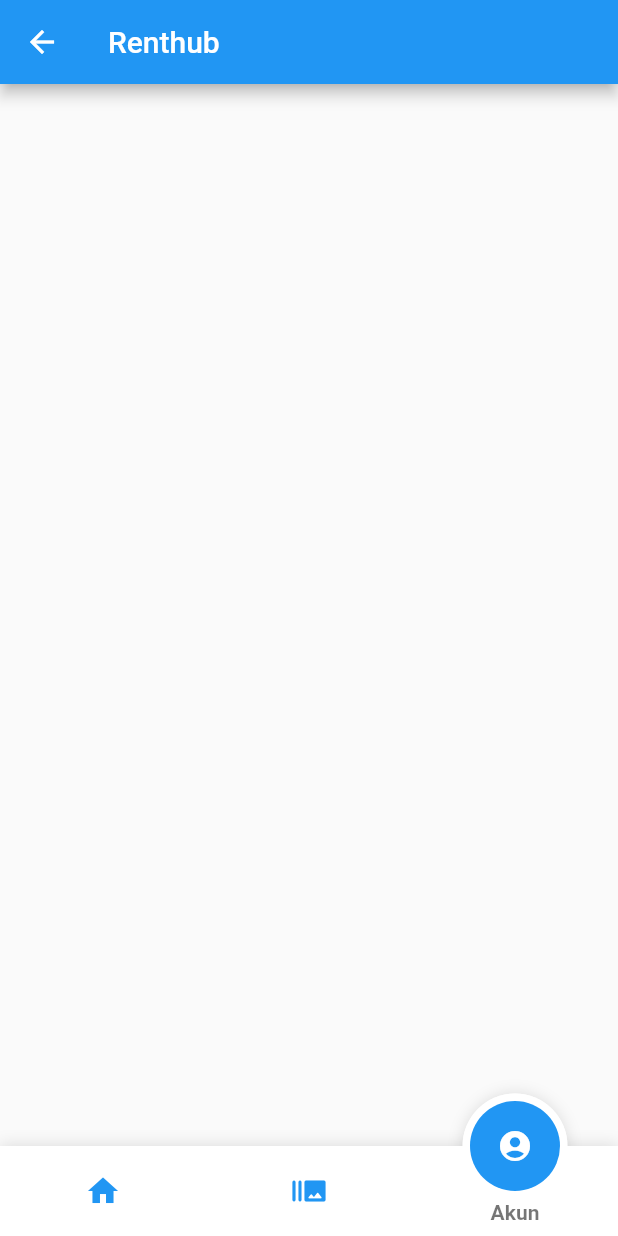
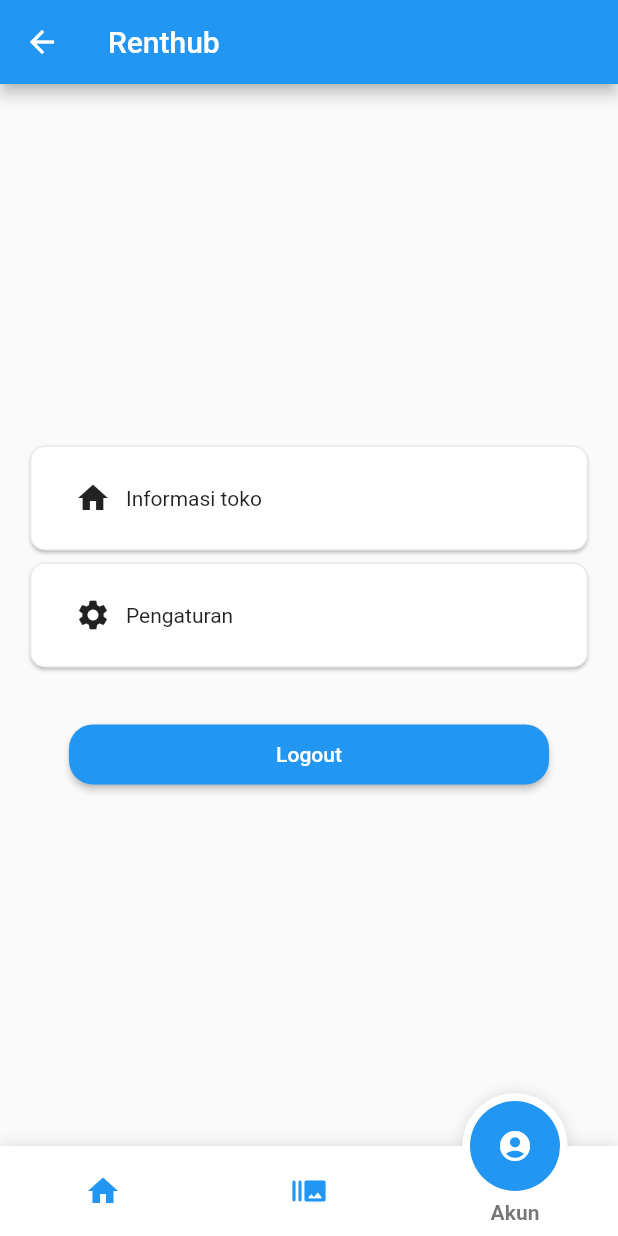
Before and after one commit to JodiKurniawan99/renthub_app, a Flutter app: the HomeRentScreen screen opened by its route, item 3 of the bottom bar chosen, on a phone screen of 412 x 824 dp. Run offline on Flutter 3.47's test engine with Material 2 defaults, Android fonts, the phone set to English and light mode, and no system bars; drawn by our look-alikes of fancy_bottom_navigation; our stand-ins replace google_fonts; network calls fail.

Commit message:
add profile rent

```diff
--- a/lib/screens/home_rent_screen.dart
+++ b/lib/screens/home_rent_screen.dart
@@ -168,7 +168,97 @@ class _HomeRentScreenState extends State<HomeRentScreen>{
       case 1:
         return ListRentScreen();
       case 2:
-        return Column();
+         return Column(
+          mainAxisSize: MainAxisSize.min,
+          children: <Widget>[
+            Padding(
+              padding: EdgeInsets.symmetric(horizontal: 16.0),
+              child: Card(
+                child: InkWell(
+                  splashColor: Colors.blueAccent.withAlpha(20),
+                  onTap: () {
+                    Navigator.pushNamed(context, ListOrderScreen.routeId);
+                  },
+                  child: Center(
+                    child: Row(
+                    children: <Widget>[
+                      SizedBox(
+                        width: 30,
+                        height: 70,
+                      ),
+                      Icon(Icons.home),
+                      SizedBox(
+                        width: 10,
+                      ),
+                      Text(
+                        "Informasi toko"
+                      ),
+                      SizedBox(
+                        height: 20,
+                      ),
+                    ],
+                  )),
+                ),
+                shape: RoundedRectangleBorder(
+                  borderRadius: BorderRadius.circular(10), // if you need this
+                  side: BorderSide(
+                    color: Colors.grey.withOpacity(0.2),
+                    width: 1,
+                  ),
+                ),
+              ),
+            ),
+            Padding(
+              padding: EdgeInsets.symmetric(horizontal: 16.0),
+              child: Card(
+                child: InkWell(
+                  splashColor: Colors.blueAccent.withAlpha(20),
+                  onTap: () {
+                    Navigator.pushNamed(context, ListOrderScreen.routeId);
+                  },
+                  child: Center(
+                      child: Row(
+                    children: <Widget>[
+                      SizedBox(
+                        width: 30,
+                        height: 70,
+                      ),
+                      Icon(Icons.settings),
+                      SizedBox(
+                        width: 10,
+                      ),
+                      Text("Pengaturan"),
+                      SizedBox(
+                        height: 20,
+                      ),
+                    ],
+                  )),
+                ),
+                shape: RoundedRectangleBorder(
+                  borderRadius: BorderRadius.circular(10), // if you need this
+                  side: BorderSide(
+                    color: Colors.grey.withOpacity(0.2),
+                    width: 1,
+                  ),
+                ),
+              ),
+            ),
+            SizedBox(height:30),
+            MaterialButton(
+                child: Text('Logout'),
+                color: Theme.of(context).primaryColor,
+                textTheme: ButtonTextTheme.primary,
+                height: 40,
+                minWidth: 320,
+                shape: RoundedRectangleBorder(
+                  borderRadius: BorderRadius.circular(16),
+                ),
+                onPressed: () {
+                  Navigator.pushReplacementNamed(
+                      context, HomeRentScreen.routeId);
+                }),
+          ],
+        );
 
     }
   }
```
